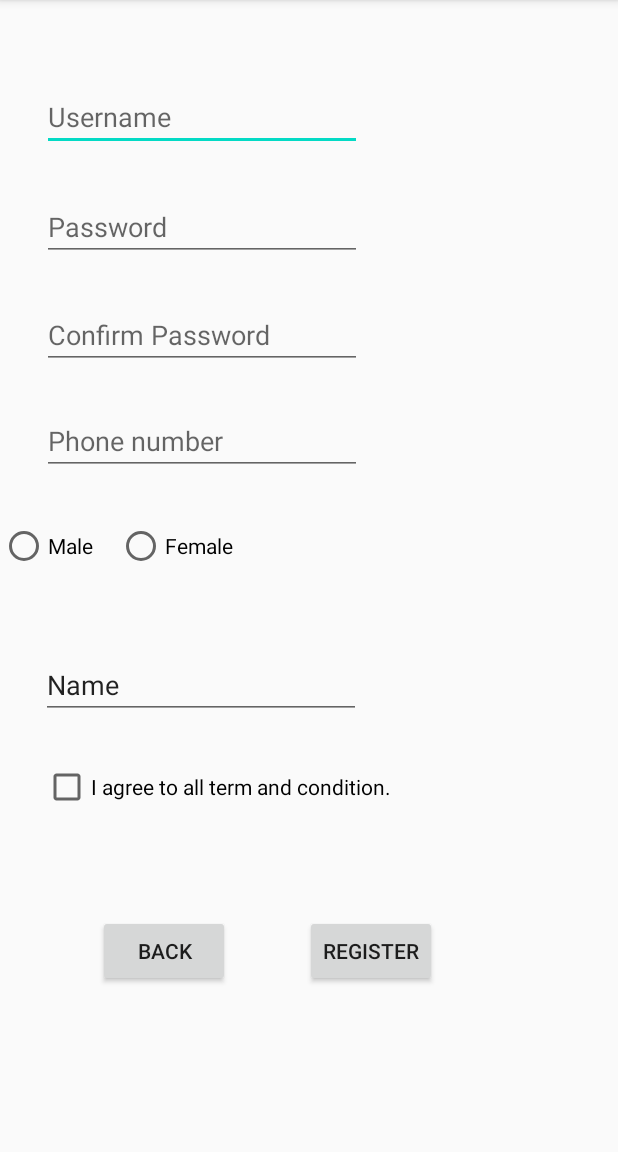
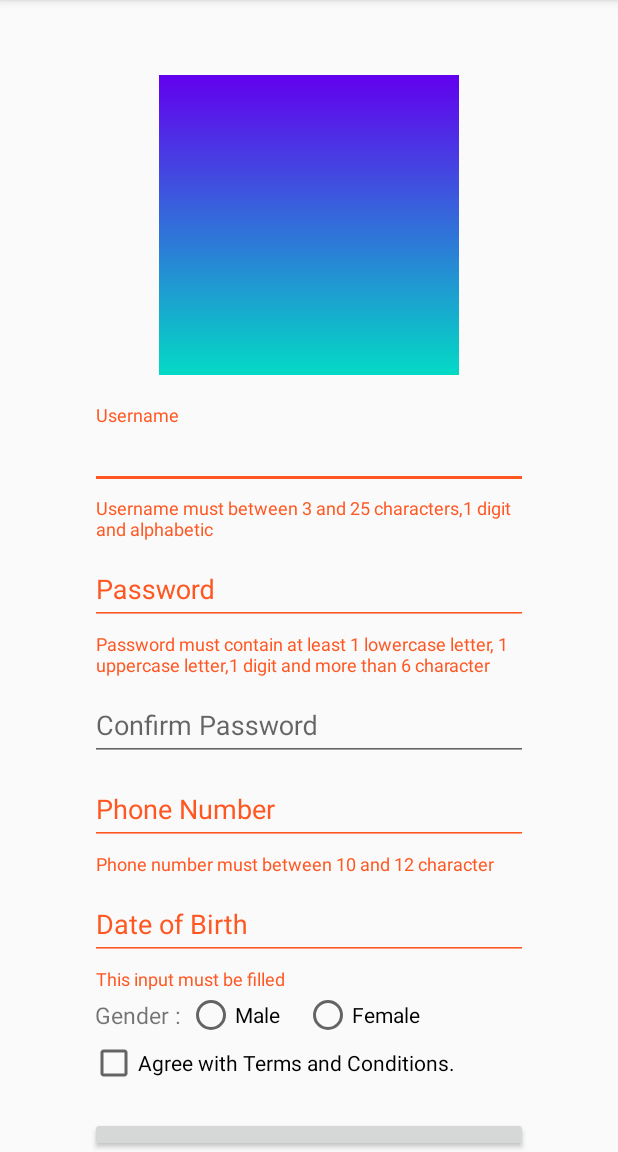
Before and after one commit to luisanthoniealkins/FinalProjectMCS, an Android app: the RegisterActivity screen opened directly, with no data from a screen before it, after a tap on "REGISTER", on a phone screen of 412 x 824 dp, the part 84-1236 px from its top. Run offline under Robolectric (Android 15) with nearby library versions, the phone set to English and light mode, and no system bars.

Commit message:
commit by jen

```diff
--- a/app/src/main/java/com/laacompany/travelplanner/RegisterActivity.java
+++ b/app/src/main/java/com/laacompany/travelplanner/RegisterActivity.java
@@ -6,6 +6,8 @@ import android.app.DatePickerDialog;
 import android.content.Context;
 import android.content.Intent;
 import android.os.Bundle;
+import android.text.InputType;
+import android.text.TextUtils;
 import android.view.View;
 import android.widget.Button;
 import android.widget.CheckBox;
@@ -13,22 +15,31 @@ import android.widget.DatePicker;
 import android.widget.EditText;
 import android.widget.RadioButton;
 import android.widget.RadioGroup;
+import android.widget.TextView;
 import android.widget.Toast;
 
+import com.google.android.material.textfield.TextInputEditText;
+import com.google.android.material.textfield.TextInputLayout;
 import com.laacompany.travelplanner.Storage.RegisterData;
 
+import java.text.SimpleDateFormat;
 import java.util.Calendar;
+import java.util.Locale;
+import java.util.Objects;
 
 import static com.laacompany.travelplanner.Storage.DataStorage.registerData;
 
 public class RegisterActivity extends AppCompatActivity {
 
-    public static EditText mEDTUsername, mEDTPassword, mEDTConfirmPassword, mEDTPhone, mEDTbirthDate;
-    public static Button mBTNBack, mBTNRegister;
+    public static TextInputEditText mEDTUsername, mEDTPassword, mEDTConfirmPassword, mEDTPhone, mEDTDof;
+    public static TextInputLayout mLAYUsername, mLAYPassword, mLAYConfirmPassword, mLAYPhone, mLAYDof;
+    public static TextView mTXTBack;
+    public static Button mBTNRegister;
     public static RadioGroup mRGGroup;
     public static RadioButton mRBButton;
     public static CheckBox mCBCheckBox;
     public static DatePickerDialog dpdialog;
+    public static SimpleDateFormat dateFormatter;
 
     public static Intent newIntent(Context packageContext){
         return new Intent(packageContext,RegisterActivity.class);
@@ -41,109 +52,163 @@ public class RegisterActivity extends AppCompatActivity {
         setContentView(R.layout.activity_register);
         init();
 
-        mEDTbirthDate.setOnClickListener(new View.OnClickListener() {
-            @Override
-            public void onClick(View v) {
-                final Calendar c = Calendar.getInstance();
-                int mYear = c.get(Calendar.YEAR);
-                int mMonth = c.get(Calendar.MONTH);
-                int mDay = c.get(Calendar.DAY_OF_MONTH);
 
-                dpdialog = new DatePickerDialog(RegisterActivity.this, new DatePickerDialog.OnDateSetListener() {
-                    @Override
-                    public void onDateSet(DatePicker view, int year, int monthOfYear, int dayOfMonth) {
-                        mEDTbirthDate.setText(dayOfMonth + "/" + (monthOfYear + 1) + "/" + year);
-                    }
-                }, mYear, mMonth, mDay);
-                dpdialog.show();
-            }
+        mTXTBack.setOnClickListener(v -> {
+            startActivity(new Intent(this,LoginActivity.class));
+            this.finish();
         });
 
-        mBTNRegister.setOnClickListener(new View.OnClickListener() {
-            @Override
-            public void onClick(View v) {
-                String uname,pass,cfpass,pnum,birthdate,gender;
-                //Name 3 - 25 lenght containt at least 1 alphabetic and digit
-                String regUname = "(?=.*[0-9])(?=.*[a-zA-Z]).{3,25}";
-                //Contain 1 lowercase , 1 upper case , 1 digit
-                String regPass = "(?=.*[0-9])(?=.*[a-z])(?=.*[A-Z]).{6,}";
-                uname = mEDTUsername.getText().toString();
-                pass = mEDTPassword.getText().toString();
-                cfpass = mEDTConfirmPassword.getText().toString();
-                pnum = mEDTPhone.getText().toString();
-                birthdate = mEDTbirthDate.getText().toString();
-                int getRadioValue = mRGGroup.getCheckedRadioButtonId();
-                mRBButton = findViewById(getRadioValue);
+        mEDTDof.setOnClickListener(v -> {
+            final Calendar c = Calendar.getInstance();
+            int mYear = c.get(Calendar.YEAR);
+            int mMonth = c.get(Calendar.MONTH);
+            int mDay = c.get(Calendar.DAY_OF_MONTH);
 
-                if(uname.trim().equals("") || pass.trim().equals("") || cfpass.trim().equals("") || pnum.trim().equals("")
-                        || birthdate.trim().equals("")){
-                    Toast.makeText(RegisterActivity.this,"Please fill all column",Toast.LENGTH_SHORT).show();
-                    return;
-                }
-                if(uname.length() < 3){
-                    Toast.makeText(RegisterActivity.this,"Username too short",Toast.LENGTH_SHORT).show();
-                    return;
-                }else if(uname.length() > 25){
-                    Toast.makeText(RegisterActivity.this,"Username too long",Toast.LENGTH_SHORT).show();
-                    return;
-                }
-                if(uname.matches(regUname) == false){
-                    Toast.makeText(RegisterActivity.this,"Please contain 1 digit",Toast.LENGTH_SHORT).show();
-                    return;
-                }
-                if(pass.length() < 6){
-                    Toast.makeText(RegisterActivity.this,"Password too short",Toast.LENGTH_SHORT).show();
-                    return;
-                }
+            dateFormatter = new SimpleDateFormat("dd-MM-yyyy", Locale.US);
 
-                //Confirmation regex password & compare password
-                if(pass.matches(regPass) == false){
-                    Toast.makeText(RegisterActivity.this,"Please contain 1 uppercase and 1 digit",Toast.LENGTH_SHORT).show();
-                    return;
-                }
-                if(cfpass.compareTo(pass) != 0){
-                    Toast.makeText(RegisterActivity.this,"Password not same",Toast.LENGTH_SHORT).show();
-                    return;
-                }
+            dpdialog = new DatePickerDialog(RegisterActivity.this, (view, year, monthOfYear, dayOfMonth) -> {
+                Calendar newDate = Calendar.getInstance();
+                newDate.set(year,monthOfYear,dayOfMonth);
 
-                //phonenumber check
-                if(pnum.length() < 10){
-                    Toast.makeText(RegisterActivity.this,"Phone number too short",Toast.LENGTH_SHORT).show();
-                    return;
-                }else if(pnum.length() > 12){
-                    Toast.makeText(RegisterActivity.this,"Phone number too long",Toast.LENGTH_SHORT).show();
-                    return;
-                }
+                mEDTDof.setText(dateFormatter.format(newDate.getTime()));
+                mLAYDof.setError(null);
+            }, mYear, mMonth, mDay);
 
-                //radiobutton
-                if(mRGGroup.getCheckedRadioButtonId() == -1){
-                    Toast.makeText(RegisterActivity.this,"Please choose your gender",Toast.LENGTH_SHORT).show();
-                    return;
-                }
-                //checkbox
-                if(!mCBCheckBox.isChecked()){
-                    Toast.makeText(RegisterActivity.this,"Please fill the checkbox",Toast.LENGTH_SHORT).show();
-                    return;
-                }
-                gender = mRBButton.getText().toString();
+            dpdialog.getDatePicker().setMaxDate(c.getTimeInMillis());
+            dpdialog.show();
 
+        });
 
-                //Toast Go here and insert data
-                registerData.add(new RegisterData(uname,pass,pnum,gender,birthdate));
-            }
+        mBTNRegister.setOnClickListener(v -> {
+
+            checkRegister();
         });
 
     }
 
+    private void checkRegister() {
+        boolean registerValid = true;
+
+        String uname,pass="",pnum,birthdate,gender;
+
+
+        int getRadioValue = mRGGroup.getCheckedRadioButtonId();
+        mRBButton = findViewById(getRadioValue);
+
+
+
+        //USERNAME CHECK
+        if (!mEDTUsername.getText().toString().matches("^(?=.*\\d)(?=.*[a-zA-Z]).{3,25}$")){
+            mLAYUsername.setError("Username must between 3 and 25 characters,1 digit and alphabetic");
+            registerValid = false;
+        }
+        else mLAYUsername.setError(null);
+
+        //PASSWORD CHECK
+
+        if (!mEDTPassword.getText().toString().matches("^(?=.*[a-z])(?=.*[A-Z])(?=.*\\d)[a-zA-Z\\d]{6,}$") ) {
+            mLAYPassword.setError("Password must contain at least 1 lowercase letter, 1 uppercase letter,1 digit and more than 6 character");
+            registerValid = false;
+        }
+        else {
+            mLAYPassword.setError(null);
+            pass = mEDTPassword.getText().toString();
+
+            //CONFIRM PASSWORD CHECK
+
+            if (!mEDTConfirmPassword.getText().toString().matches(pass)){
+                mLAYConfirmPassword.setError("Must same with password");
+                registerValid = false;
+            }
+            else {
+                mLAYConfirmPassword.setError(null);
+            }
+        }
+
+        //PHONE NUMBER CHECK
+        boolean flag = true;
+        int len = mEDTPhone.getText().toString().length();
+        if (len>6){
+            for (int i =0 ; i<len ; i++){
+                if (!(mEDTPhone.getText().toString().charAt(i)>='0' &&
+                        mEDTPhone.getText().toString().charAt(i)<='9'))
+                    flag = false;
+            }
+            if (flag) mLAYPhone.setError(null);
+
+            else{
+                mLAYPhone.setError("Phone number must contains digit only");
+                registerValid = false;
+            }
+
+        }
+        else {
+            mLAYPhone.setError("Phone number must between 10 and 12 character");
+            registerValid = false;
+        }
+
+        //DOF CHECK
+        if (isEmpty(mEDTDof)){
+            mLAYDof.setError("This input must be filled");
+            registerValid = false;
+        }
+
+        //RADIO BUTTON CHECK
+
+        if(mRGGroup.getCheckedRadioButtonId() == -1){
+            Toast.makeText(RegisterActivity.this,"Please choose your gender",Toast.LENGTH_SHORT).show();
+            registerValid = false;
+        }
+
+        //CHECKBOX CHECK
+
+        if(!mCBCheckBox.isChecked()){
+            Toast.makeText(RegisterActivity.this,"Please fill the checkbox",Toast.LENGTH_SHORT).show();
+            registerValid = false;
+        }
+
+        if (registerValid){
+
+            /**USERNAME EXISTS CHECK HERE
+             your code here
+             **/
+
+            //ALL VALID GOES HERE
+            uname = mEDTUsername.getText().toString();
+            pnum = mEDTPhone.getText().toString();
+            birthdate = Objects.requireNonNull(mEDTDof.getText()).toString();
+            gender = mRBButton.getText().toString();
+
+            //Toast Goes here and insert data
+            registerData.add(new RegisterData(uname,pass,pnum,gender,birthdate));
+            Toast.makeText(getApplicationContext(),"Register Successful",Toast.LENGTH_SHORT).show();
+            RegisterActivity.this.finish();
+        }
+    }
+
     void init(){
+        mLAYUsername = findViewById(R.id.id_activity_register_iptlayout_username);
+        mLAYPassword = findViewById(R.id.id_activity_register_iptlayout_password);
+        mLAYConfirmPassword = findViewById(R.id.id_activity_register_iptlayout_confirm_password);
+        mLAYDof = findViewById(R.id.id_activity_register_iptlayout_dof);
+        mLAYPhone = findViewById(R.id.id_activity_register_iptlayout_phone);
+
+
         mEDTUsername = findViewById(R.id.id_activity_register_edt_username);
         mEDTPassword = findViewById(R.id.id_activity_register_edt_password);
         mEDTConfirmPassword = findViewById(R.id.id_activity_register_edt_confirmation_password);
         mEDTPhone = findViewById(R.id.id_activity_register_edt_phone);
-        mEDTbirthDate = findViewById(R.id.id_activity_register_edt_birthDate);
-        mBTNBack = findViewById(R.id.id_activity_register_btn_back);
+        mEDTDof = findViewById(R.id.id_activity_register_edt_birthDate);
+        mTXTBack = findViewById(R.id.id_activity_register_btn_back);
         mBTNRegister = findViewById(R.id.id_activity_register_btn_register);
         mRGGroup = findViewById(R.id.id_activity_register_rd_rdGroup);
         mCBCheckBox = findViewById(R.id.id_activity_register_cb_cbox);
+
+        mEDTDof.setInputType(InputType.TYPE_NULL);
+    }
+
+    boolean isEmpty(TextInputEditText text){
+        String checktext = text.getText().toString();
+        return TextUtils.isEmpty(checktext);
     }
 }
--- a/app/src/main/res/layout/activity_login.xml
+++ b/app/src/main/res/layout/activity_login.xml
@@ -1,18 +1,15 @@
 <?xml version="1.0" encoding="utf-8"?>
-<RelativeLayout xmlns:android="http://schemas.android.com/apk/res/android"
+<LinearLayout xmlns:android="http://schemas.android.com/apk/res/android"
     xmlns:app="http://schemas.android.com/apk/res-auto"
     xmlns:tools="http://schemas.android.com/tools"
     android:layout_width="match_parent"
     android:layout_height="match_parent"
+    android:gravity="center_horizontal"
+    android:paddingLeft="60dp"
+    android:paddingRight="60dp"
+    android:orientation="vertical"
     tools:context=".LoginActivity">
 
-    <LinearLayout
-        android:layout_width="match_parent"
-        android:layout_height="match_parent"
-        android:gravity="center_horizontal"
-        android:paddingLeft="60dp"
-        android:paddingRight="60dp"
-        android:orientation="vertical">
         <LinearLayout
             android:layout_width="match_parent"
             android:layout_height="wrap_content"
@@ -54,9 +51,14 @@
                 android:hint="Password"/>
         </com.google.android.material.textfield.TextInputLayout>
 
+
+    <LinearLayout
+        android:layout_width="match_parent"
+        android:layout_height="wrap_content"
+        android:layout_marginTop="100dp"
+        android:orientation="vertical">
         <Button
             android:id="@+id/id_activity_login_btn_login"
-            android:layout_marginTop="100dp"
             android:layout_width="match_parent"
             android:layout_height="wrap_content"
             android:text="Login"/>
@@ -65,11 +67,6 @@
             android:layout_width="match_parent"
             android:layout_height="wrap_content"
             android:text="Create Account? Sign Up"
-            android:textAlignment="center"
-            android:layout_marginTop="20dp"/>
-
+            android:textAlignment="center" />
     </LinearLayout>
-
-
-
-</RelativeLayout>
+</LinearLayout>
--- a/app/src/main/res/layout/activity_register.xml
+++ b/app/src/main/res/layout/activity_register.xml
@@ -1,76 +1,108 @@
 <?xml version="1.0" encoding="utf-8"?>
-<androidx.constraintlayout.widget.ConstraintLayout xmlns:android="http://schemas.android.com/apk/res/android"
+<LinearLayout xmlns:android="http://schemas.android.com/apk/res/android"
     xmlns:app="http://schemas.android.com/apk/res-auto"
     xmlns:tools="http://schemas.android.com/tools"
     android:layout_width="match_parent"
     android:layout_height="match_parent"
-    tools:context=".RegisterActivity">
+    tools:context=".RegisterActivity"
+    android:gravity="center_horizontal"
+    android:orientation="vertical"
+    android:paddingLeft="60dp"
+    android:paddingRight="60dp">
 
-    <EditText
+    <LinearLayout
+        android:layout_width="match_parent"
+        android:layout_height="wrap_content"
+        android:layout_marginTop="50dp"
+        android:gravity="center"
+        android:layout_marginBottom="20dp">
+        <ImageView
+            android:contentDescription="logo"
+            android:layout_width="200dp"
+            android:layout_height="200dp"
+            android:src="@drawable/gradient_background" />
+    </LinearLayout>
+
+    <com.google.android.material.textfield.TextInputLayout
+        android:id="@+id/id_activity_register_iptlayout_username"
+        android:layout_width="match_parent"
+        android:layout_height="wrap_content">
+
+        <com.google.android.material.textfield.TextInputEditText
             android:id="@+id/id_activity_register_edt_username"
+            android:layout_width="match_parent"
+            android:inputType="textPersonName"
+            android:layout_height="wrap_content"
+            android:hint="Username"/>
+    </com.google.android.material.textfield.TextInputLayout>
+
+    <com.google.android.material.textfield.TextInputLayout
+        android:id="@+id/id_activity_register_iptlayout_password"
+        android:layout_width="match_parent"
+        android:layout_height="wrap_content">
+        <com.google.android.material.textfield.TextInputEditText
+            android:id="@+id/id_activity_register_edt_password"
+            android:layout_width="match_parent"
+            android:layout_height="wrap_content"
+            android:hint="Password"
+            android:inputType="textPassword"/>
+    </com.google.android.material.textfield.TextInputLayout>
+
+    <com.google.android.material.textfield.TextInputLayout
+        android:id="@+id/id_activity_register_iptlayout_confirm_password"
+        android:layout_width="match_parent"
+        android:layout_height="wrap_content">
+        <com.google.android.material.textfield.TextInputEditText
+            android:id="@+id/id_activity_register_edt_confirmation_password"
+            android:hint="Confirm Password"
+            android:layout_width="match_parent"
+            android:layout_height="wrap_content"
+            android:inputType="textPassword" />
+    </com.google.android.material.textfield.TextInputLayout>
+
+    <com.google.android.material.textfield.TextInputLayout
+        android:id="@+id/id_activity_register_iptlayout_phone"
+        android:layout_width="match_parent"
+        android:layout_height="wrap_content">
+        <com.google.android.material.textfield.TextInputEditText
+            android:id="@+id/id_activity_register_edt_phone"
+            android:layout_width="match_parent"
+            android:layout_height="wrap_content"
+            android:hint="Phone Number"
+            android:inputType="number" />
+    </com.google.android.material.textfield.TextInputLayout>
+
+    <com.google.android.material.textfield.TextInputLayout
+        android:id="@+id/id_activity_register_iptlayout_dof"
+        android:layout_width="match_parent"
+        android:layout_height="wrap_content">
+
+        <com.google.android.material.textfield.TextInputEditText
+            android:id="@+id/id_activity_register_edt_birthDate"
+            android:layout_width="match_parent"
+            android:layout_height="wrap_content"
+            android:hint="Date of Birth"
+            android:inputType="none"
+            android:clickable="true"
+            android:focusable="false"/>
+    </com.google.android.material.textfield.TextInputLayout>
+
+    <LinearLayout
+        android:layout_width="match_parent"
+        android:layout_height="wrap_content"
+        android:orientation="horizontal">
+        <TextView
             android:layout_width="wrap_content"
             android:layout_height="wrap_content"
-        android:ems="10"
-        android:inputType="textPersonName"
-        android:hint="Username"
-        app:layout_constraintBottom_toBottomOf="parent"
-        app:layout_constraintEnd_toEndOf="parent"
-        app:layout_constraintHorizontal_bias="0.141"
-        app:layout_constraintStart_toStartOf="parent"
-        app:layout_constraintTop_toTopOf="parent"
-        app:layout_constraintVertical_bias="0.077" />
-
-    <EditText
-        android:id="@+id/id_activity_register_edt_password"
-        android:layout_width="wrap_content"
-        android:layout_height="wrap_content"
-        android:ems="10"
-        android:inputType="textPassword"
-        android:hint="Password"
-        app:layout_constraintBottom_toBottomOf="parent"
-        app:layout_constraintEnd_toEndOf="parent"
-        app:layout_constraintHorizontal_bias="0.141"
-        app:layout_constraintStart_toStartOf="parent"
-        app:layout_constraintTop_toBottomOf="@+id/id_activity_register_edt_username"
-        app:layout_constraintVertical_bias="0.045" />
-
-    <EditText
-        android:id="@+id/id_activity_register_edt_confirmation_password"
-        android:layout_width="wrap_content"
-        android:layout_height="wrap_content"
-        android:ems="10"
-        android:inputType="textPassword"
-        android:hint="Confirm Password"
-        app:layout_constraintBottom_toBottomOf="parent"
-        app:layout_constraintEnd_toEndOf="parent"
-        app:layout_constraintHorizontal_bias="0.141"
-        app:layout_constraintStart_toStartOf="parent"
-        app:layout_constraintTop_toBottomOf="@+id/id_activity_register_edt_password"
-        app:layout_constraintVertical_bias="0.048" />
-
-    <EditText
-        android:id="@+id/id_activity_register_edt_phone"
-        android:layout_width="wrap_content"
-        android:layout_height="wrap_content"
-        android:ems="10"
-        android:inputType="number"
-        android:hint="Phone number"
-        app:layout_constraintBottom_toBottomOf="parent"
-        app:layout_constraintEnd_toEndOf="parent"
-        app:layout_constraintHorizontal_bias="0.141"
-        app:layout_constraintStart_toStartOf="parent"
-        app:layout_constraintTop_toBottomOf="@+id/id_activity_register_edt_confirmation_password"
-        app:layout_constraintVertical_bias="0.053" />
-
+            android:text="Gender : "
+            android:layout_marginStart="3dp"
+            android:textSize="15sp"
+            android:layout_gravity="center_vertical"/>
         <RadioGroup
             android:id="@+id/id_activity_register_rd_rdGroup"
-        android:layout_width="205dp"
-        android:layout_height="56dp"
-        android:orientation="horizontal"
-        app:layout_constraintBottom_toBottomOf="parent"
-        app:layout_constraintTop_toBottomOf="@+id/id_activity_register_edt_phone"
-        app:layout_constraintVertical_bias="0.079"
-        tools:layout_editor_absoluteX="27dp">
+            android:layout_width="match_parent"
+            android:layout_height="wrap_content"
+            android:orientation="horizontal">
 
             <RadioButton
                 android:id="@+id/id_activity_register_rd_rdMale"
@@ -84,55 +116,33 @@
                 android:layout_height="wrap_content"
                 android:text="Female" />
         </RadioGroup>
-
-    <EditText
-        android:id="@+id/id_activity_register_edt_birthDate"
-        android:layout_width="wrap_content"
-        android:layout_height="wrap_content"
-        android:ems="10"
-        android:inputType="textPersonName"
-        android:text="Name"
-        app:layout_constraintBottom_toBottomOf="parent"
-        app:layout_constraintEnd_toEndOf="parent"
-        app:layout_constraintHorizontal_bias="0.136"
-        app:layout_constraintStart_toStartOf="parent"
-        app:layout_constraintTop_toBottomOf="@+id/id_activity_register_rd_rdGroup"
-        app:layout_constraintVertical_bias="0.095" />
+    </LinearLayout>
 
     <CheckBox
         android:id="@+id/id_activity_register_cb_cbox"
         android:layout_width="wrap_content"
         android:layout_height="wrap_content"
-        android:text="I agree to all term and condition."
-        app:layout_constraintBottom_toBottomOf="parent"
-        app:layout_constraintEnd_toEndOf="parent"
-        app:layout_constraintHorizontal_bias="0.161"
-        app:layout_constraintStart_toStartOf="parent"
-        app:layout_constraintTop_toBottomOf="@+id/id_activity_register_edt_birthDate"
-        app:layout_constraintVertical_bias="0.115" />
+        android:text="Agree with Terms and Conditions."
+        android:layout_gravity="start"/>
 
-    <Button
-        android:id="@+id/id_activity_register_btn_back"
-        android:layout_width="wrap_content"
+    <LinearLayout
+        android:layout_width="match_parent"
         android:layout_height="wrap_content"
-        android:text="Back"
-        app:layout_constraintBottom_toBottomOf="parent"
-        app:layout_constraintEnd_toEndOf="parent"
-        app:layout_constraintHorizontal_bias="0.201"
-        app:layout_constraintStart_toStartOf="parent"
-        app:layout_constraintTop_toBottomOf="@+id/id_activity_register_cb_cbox"
-        app:layout_constraintVertical_bias="0.386" />
-
+        android:orientation="vertical"
+        android:layout_marginTop="20dp">
         <Button
             android:id="@+id/id_activity_register_btn_register"
-        android:layout_width="wrap_content"
+            android:layout_width="match_parent"
             android:layout_height="wrap_content"
-        android:text="Register"
-        app:layout_constraintBottom_toBottomOf="parent"
-        app:layout_constraintEnd_toEndOf="parent"
-        app:layout_constraintHorizontal_bias="0.628"
-        app:layout_constraintStart_toStartOf="parent"
-        app:layout_constraintTop_toBottomOf="@+id/id_activity_register_cb_cbox"
-        app:layout_constraintVertical_bias="0.386" />
+            android:text="Register"/>
 
-</androidx.constraintlayout.widget.ConstraintLayout>
+        <TextView
+            android:id="@+id/id_activity_register_btn_back"
+            android:layout_width="match_parent"
+            android:layout_height="wrap_content"
+            android:text="Already have account? Sign In"
+            android:textAlignment="center"
+            android:textColor="@color/black"/>
+    </LinearLayout>
+
+</LinearLayout>
```
Lines whose indentation alone changed are shown as unchanged.
